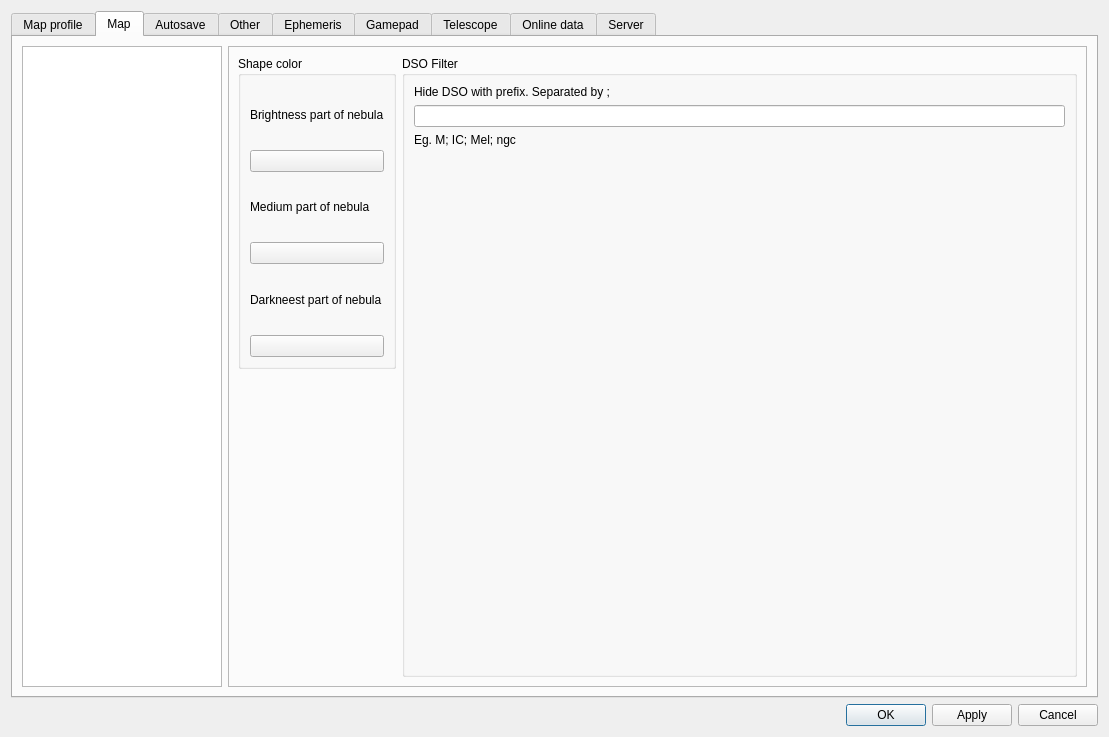
First picture: the form in csetting.ui, repository PavelMr/skytechx, before the edit.
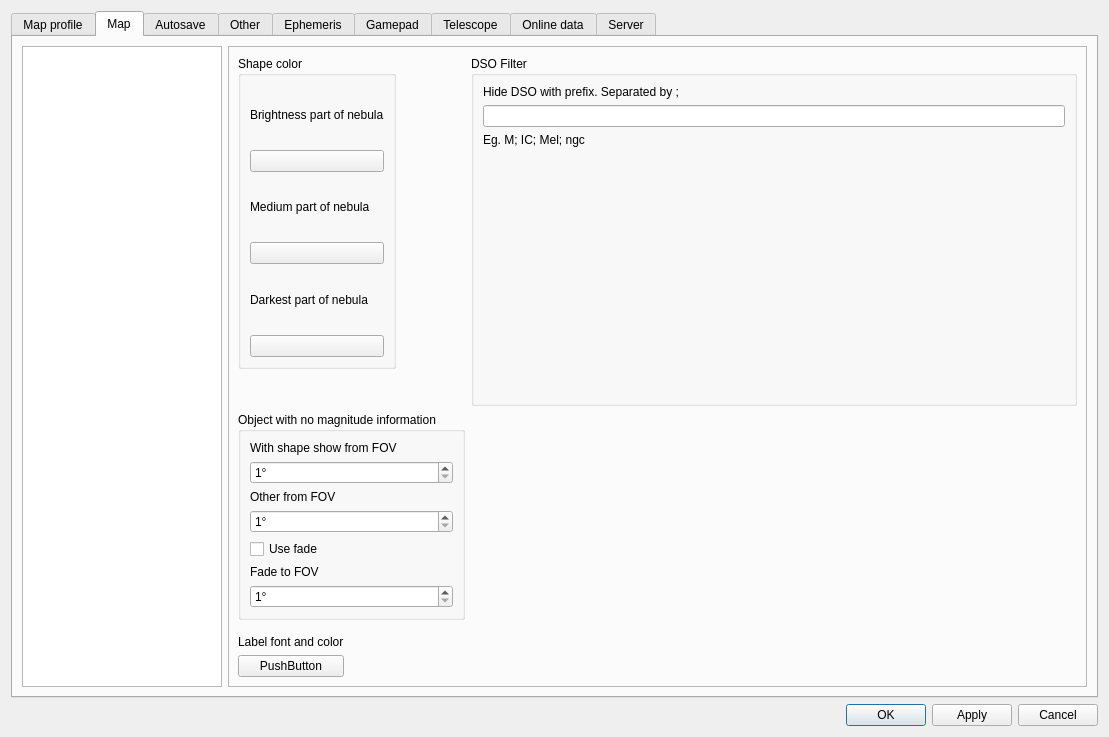
Second picture: the form after the edit. The open tabs and pages were chosen to show the change. Custom widgets are drawn as their Qt base class.

What changed in the file:
```diff
--- a/csetting.ui
+++ b/csetting.ui
@@ -1074,103 +1074,6 @@
                  </item>
                 </layout>
                </item>
-               <item>
-                <layout class="QGridLayout" name="gridLayout_4">
-                 <item row="1" column="0">
-                  <widget class="CFontColorButton" name="pushButton_7">
-                   <property name="text">
-                    <string>PushButton</string>
-                   </property>
-                  </widget>
-                 </item>
-                 <item row="0" column="0">
-                  <widget class="QLabel" name="label_10">
-                   <property name="text">
-                    <string>Label font and color</string>
-                   </property>
-                  </widget>
-                 </item>
-                 <item row="1" column="2">
-                  <layout class="QHBoxLayout" name="horizontalLayout_12">
-                   <item>
-                    <widget class="QLabel" name="label_35">
-                     <property name="text">
-                      <string>With shape show from FOV</string>
-                     </property>
-                     <property name="alignment">
-                      <set>Qt::AlignRight|Qt::AlignTrailing|Qt::AlignVCenter</set>
-                     </property>
-                    </widget>
-                   </item>
-                   <item>
-                    <widget class="QDoubleSpinBox" name="doubleSpinBox_a">
-                     <property name="prefix">
-                      <string/>
-                     </property>
-                     <property name="suffix">
-                      <string>°</string>
-                     </property>
-                     <property name="decimals">
-                      <number>0</number>
-                     </property>
-                     <property name="minimum">
-                      <double>1.000000000000000</double>
-                     </property>
-                     <property name="maximum">
-                      <double>90.000000000000000</double>
-                     </property>
-                    </widget>
-                   </item>
-                   <item>
-                    <widget class="QLabel" name="label_36">
-                     <property name="text">
-                      <string>Other from FOV</string>
-                     </property>
-                     <property name="alignment">
-                      <set>Qt::AlignRight|Qt::AlignTrailing|Qt::AlignVCenter</set>
-                     </property>
-                    </widget>
-                   </item>
-                   <item>
-                    <widget class="QDoubleSpinBox" name="doubleSpinBox_b">
-                     <property name="suffix">
-                      <string>°</string>
-                     </property>
-                     <property name="decimals">
-                      <number>0</number>
-                     </property>
-                     <property name="minimum">
-                      <double>1.000000000000000</double>
-                     </property>
-                     <property name="maximum">
-                      <double>90.000000000000000</double>
-                     </property>
-                    </widget>
-                   </item>
-                  </layout>
-                 </item>
-                 <item row="0" column="2">
-                  <widget class="QLabel" name="label_80">
-                   <property name="text">
-                    <string>Object with no magnitude information</string>
-                   </property>
-                  </widget>
-                 </item>
-                 <item row="1" column="1">
-                  <spacer name="horizontalSpacer_16">
-                   <property name="orientation">
-                    <enum>Qt::Horizontal</enum>
-                   </property>
-                   <property name="sizeHint" stdset="0">
-                    <size>
-                     <width>40</width>
-                     <height>20</height>
-                    </size>
-                   </property>
-                  </spacer>
-                 </item>
-                </layout>
-               </item>
               </layout>
              </item>
             </layout>
@@ -1218,7 +1121,7 @@
                     <item>
                      <widget class="QLabel" name="label_60">
                       <property name="text">
-                       <string>Darkneest part of nebula</string>
+                       <string>Darkest part of nebula</string>
                       </property>
                      </widget>
                     </item>
@@ -1277,6 +1180,146 @@
                  </layout>
                 </widget>
                </item>
+               <item row="8" column="0" colspan="2">
+                <layout class="QGridLayout" name="gridLayout_4">
+                 <item row="0" column="0">
+                  <widget class="QLabel" name="label_10">
+                   <property name="text">
+                    <string>Label font and color</string>
+                   </property>
+                  </widget>
+                 </item>
+                 <item row="1" column="0">
+                  <widget class="CFontColorButton" name="pushButton_7">
+                   <property name="text">
+                    <string>PushButton</string>
+                   </property>
+                  </widget>
+                 </item>
+                 <item row="1" column="1">
+                  <layout class="QHBoxLayout" name="horizontalLayout_12">
+                   <item>
+                    <spacer name="horizontalSpacer_16">
+                     <property name="orientation">
+                      <enum>Qt::Horizontal</enum>
+                     </property>
+                     <property name="sizeHint" stdset="0">
+                      <size>
+                       <width>40</width>
+                       <height>20</height>
+                      </size>
+                     </property>
+                    </spacer>
+                   </item>
+                  </layout>
+                 </item>
+                </layout>
+               </item>
+               <item row="3" column="0">
+                <widget class="Line" name="line_8">
+                 <property name="orientation">
+                  <enum>Qt::Horizontal</enum>
+                 </property>
+                </widget>
+               </item>
+               <item row="1" column="0">
+                <widget class="QGroupBox" name="groupBox_36">
+                 <property name="title">
+                  <string>Object with no magnitude information</string>
+                 </property>
+                 <layout class="QVBoxLayout" name="verticalLayout_113">
+                  <item>
+                   <layout class="QVBoxLayout" name="verticalLayout_112">
+                    <item>
+                     <widget class="QLabel" name="label_35">
+                      <property name="text">
+                       <string>With shape show from FOV</string>
+                      </property>
+                      <property name="alignment">
+                       <set>Qt::AlignLeading|Qt::AlignLeft|Qt::AlignVCenter</set>
+                      </property>
+                     </widget>
+                    </item>
+                    <item>
+                     <widget class="QDoubleSpinBox" name="doubleSpinBox_a">
+                      <property name="prefix">
+                       <string/>
+                      </property>
+                      <property name="suffix">
+                       <string>°</string>
+                      </property>
+                      <property name="decimals">
+                       <number>0</number>
+                      </property>
+                      <property name="minimum">
+                       <double>1.000000000000000</double>
+                      </property>
+                      <property name="maximum">
+                       <double>180.000000000000000</double>
+                      </property>
+                     </widget>
+                    </item>
+                    <item>
+                     <widget class="QLabel" name="label_36">
+                      <property name="text">
+                       <string>Other from FOV</string>
+                      </property>
+                      <property name="alignment">
+                       <set>Qt::AlignLeading|Qt::AlignLeft|Qt::AlignVCenter</set>
+                      </property>
+                     </widget>
+                    </item>
+                    <item>
+                     <widget class="QDoubleSpinBox" name="doubleSpinBox_b">
+                      <property name="suffix">
+                       <string>°</string>
+                      </property>
+                      <property name="decimals">
+                       <number>0</number>
+                      </property>
+                      <property name="minimum">
+                       <double>1.000000000000000</double>
+                      </property>
+                      <property name="maximum">
+                       <double>180.000000000000000</double>
+                      </property>
+                     </widget>
+                    </item>
+                    <item>
+                     <widget class="QCheckBox" name="checkBox_26">
+                      <property name="text">
+                       <string>Use fade</string>
+                      </property>
+                     </widget>
+                    </item>
+                    <item>
+                     <widget class="QLabel" name="label_80">
+                      <property name="text">
+                       <string>Fade to FOV</string>
+                      </property>
+                     </widget>
+                    </item>
+                    <item>
+                     <widget class="QDoubleSpinBox" name="doubleSpinBox_64">
+                      <property name="suffix">
+                       <string>°</string>
+                      </property>
+                      <property name="decimals">
+                       <number>0</number>
+                      </property>
+                      <property name="minimum">
+                       <double>1.000000000000000</double>
+                      </property>
+                      <property name="maximum">
+                       <double>180.000000000000000</double>
+                      </property>
+                     </widget>
+                    </item>
+                   </layout>
+                  </item>
+                 </layout>
+                </widget>
+               </item>
               </layout>
              </item>
             </layout>
```
Left out of the diff: 28 changed lines with no effect on the pictures.
